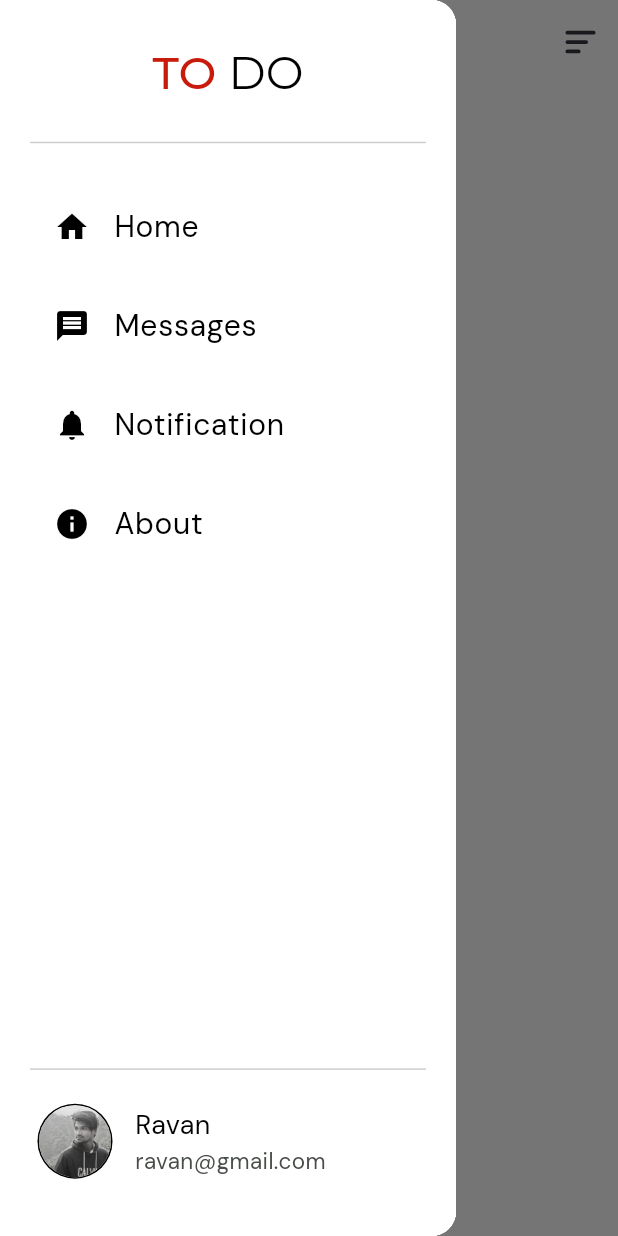
After one commit to dev-ravan/todo_flutter, a Flutter app: the Home screen opened directly, after a tap on an icon or button, on a phone screen of 412 x 824 dp. The commit adds this screen. Run offline on Flutter 3.47's test engine with Material 3 defaults, Android fonts, the phone set to English and light mode, and no system bars; our stand-ins replace firebase_core, flutter_svg, google_fonts, image_picker; accounts and stored records are empty.

Commit message:
feat: ADD DRAWER

```diff
--- /dev/null
+++ b/lib/Feature/Auth/Controller/drawer.dart
@@ -0,0 +1,12 @@
+import 'package:todo_app/Utils/exports.dart';
+
+class DrawerProvider extends ChangeNotifier {
+  // Navigation
+  final GoRouter _router;
+  DrawerProvider(this._router);
+  // Global scaffold key
+  GlobalKey<ScaffoldState> scaffoldKey = GlobalKey<ScaffoldState>();
+
+  // Helps to navigate to profile
+  goToProfile() => _router.goRoute(const Profile());
+}
--- /dev/null
+++ b/lib/Feature/Auth/Controller/home.dart
@@ -0,0 +1,14 @@
+// ignore_for_file: unused_field
+
+import 'package:todo_app/Utils/exports.dart';
+
+class HomeProvider extends ChangeNotifier {
+  // Navigation
+  final GoRouter _router;
+  HomeProvider(this._router);
+  // Global scaffold key
+  GlobalKey<ScaffoldState> scaffoldKey = GlobalKey<ScaffoldState>();
+
+  // Helps to open the drawer
+  openDrawer() => scaffoldKey.currentState!.openDrawer();
+}
--- a/lib/Feature/Auth/Controller/login.dart
+++ b/lib/Feature/Auth/Controller/login.dart
@@ -1,4 +1,3 @@
-import 'package:todo_app/Feature/Auth/View/profile.dart';
 import 'package:todo_app/Utils/exports.dart';
 
 class LoginProvider extends ChangeNotifier {
@@ -9,7 +8,6 @@ class LoginProvider extends ChangeNotifier {
   GlobalKey<FormState> formKey = GlobalKey<FormState>();
 
   // Text Editing Controllers
-
   final emailController = TextEditingController();
   final passwordController = TextEditingController();
 
@@ -48,7 +46,7 @@ class LoginProvider extends ChangeNotifier {
 
   void submitForm() {
     if (formKey.currentState!.validate()) {
-      _router.goRoute(const Profile());
+      _router.goRoute(const Home());
       print("Login successfully...");
     } else {
       print("Login failed...");
--- a/lib/Feature/Auth/Controller/profile.dart
+++ b/lib/Feature/Auth/Controller/profile.dart
@@ -118,7 +118,7 @@ class ProfileProvider extends ChangeNotifier {
     String linkedInUrl = linkedInController.text;
 
     // Create multipart request
-    var uri = Uri.parse("http://localhost:2323/bio-data");
+    var uri = Uri.parse("http://localhost:3000/bio-data");
     var request = http.MultipartRequest("POST", uri);
 
     // Attach file to request
--- /dev/null
+++ b/lib/Feature/Auth/View/home.dart
@@ -0,0 +1,25 @@
+import 'package:todo_app/Utils/exports.dart';
+
+class Home extends StatelessWidget {
+  const Home({super.key});
+
+  @override
+  Widget build(BuildContext context) {
+    final provider = context.watch<HomeProvider>();
+    return SafeArea(
+      child: Scaffold(
+        key: provider.scaffoldKey,
+        backgroundColor: Palette.white,
+
+        // Drawer
+        drawer: const AppDrawer(),
+
+        // App Bar
+        appBar: MyAppBar(
+            context: context,
+            userName: "Ravan",
+            onTap: () => provider.openDrawer()),
+      ),
+    );
+  }
+}
--- a/lib/Feature/Auth/View/profile.dart
+++ b/lib/Feature/Auth/View/profile.dart
@@ -1,5 +1,3 @@
-import 'package:todo_app/Res/drop_down.dart';
-
 import '../../../Utils/exports.dart';
 
 class Profile extends StatelessWidget {
@@ -8,9 +6,12 @@ class Profile extends StatelessWidget {
   Widget build(BuildContext context) {
     final provider = context.watch<ProfileProvider>();
 
-    return Scaffold(
+    return SafeArea(
+      child: Scaffold(
         appBar: AppBar(
-        title: MyTexts().DMSansNormalBlackText(text: provider.title, size: 25),
+          backgroundColor: Palette.white,
+          title:
+              MyTexts().DMSansNormalBlackText(text: provider.title, size: 25),
           centerTitle: true,
         ),
         body: SingleChildScrollView(
@@ -104,8 +105,8 @@ class Profile extends StatelessWidget {
                             child: Wrap(
                               spacing: 5, // Space between children
                               runSpacing: 5, // Space between lines
-                            children:
-                                List.generate(provider.skillsList.length, (i) {
+                              children: List.generate(
+                                  provider.skillsList.length, (i) {
                                 return myWidgets.skillChips(
                                     text: provider.skillsList[i],
                                     onCancel: () =>
@@ -171,6 +172,7 @@ class Profile extends StatelessWidget {
             ),
           ),
         ),
+      ),
     );
   }
 }
--- a/lib/Res/texts.dart
+++ b/lib/Res/texts.dart
@@ -21,6 +21,25 @@ class MyTexts {
                 color: Palette.black,
                 fontSize: size,
                 fontWeight: FontWeight.w400))
+      ]),
+    );
+  }
+
+  Widget WelcomeText({required double size, required String userName}) {
+    return RichText(
+      text: TextSpan(children: [
+        TextSpan(
+            text: "Hi, ",
+            style: GoogleFonts.montserrat(
+                color: Palette.greyText,
+                fontSize: size,
+                fontWeight: FontWeight.w400)),
+        TextSpan(
+            text: "$userName 😉",
+            style: GoogleFonts.montserrat(
+                color: Palette.black,
+                fontSize: size,
+                fontWeight: FontWeight.w500)),
       ]),
     );
   }
@@ -58,6 +77,14 @@ class MyTexts {
             fontWeight: FontWeight.normal));
   }
 
+  Widget DMSansNormalGreyText({required String text, required double size}) {
+    return Text(text,
+        style: GoogleFonts.dmSans(
+            color: Palette.greyText,
+            fontSize: size,
+            fontWeight: FontWeight.normal));
+  }
+
   Widget DMSansNormalWhiteText({required String text, required double size}) {
     return Text(text,
         style: GoogleFonts.dmSans(
--- a/lib/Utils/app_bar.dart
+++ b/lib/Utils/app_bar.dart
@@ -1,22 +1,22 @@
 // ignore_for_file: non_constant_identifier_names
 
-import 'package:flutter/material.dart';
-import '../Res/theme.dart';
-import '../Res/texts.dart';
+import 'package:todo_app/Utils/exports.dart';
 
 PreferredSizeWidget MyAppBar(
-    {required BuildContext context, required Function onTap}) {
+    {required BuildContext context,
+    required Function onTap,
+    required String userName}) {
   return AppBar(
-    title: MyTexts().WhiteLogoText(size: 40),
-    centerTitle: true,
-    backgroundColor: Palette.black,
+    title: MyTexts().WelcomeText(size: 25, userName: userName),
+    backgroundColor: Palette.white,
+    automaticallyImplyLeading: false,
     actions: [
-      IconButton(
-          onPressed: onTap as void Function(),
-          icon: Icon(
-            Icons.logout,
-            color: Palette.white,
-          )),
+      Padding(
+        padding: const EdgeInsets.only(right: 10),
+        child: InkWell(
+            onTap: onTap as void Function(),
+            child: SvgPicture.asset(menuIcon, width: 30)),
+      )
     ],
   );
 }
--- /dev/null
+++ b/lib/Utils/app_drawer.dart
@@ -0,0 +1,66 @@
+import 'package:todo_app/Utils/exports.dart';
+
+class AppDrawer extends StatelessWidget {
+  const AppDrawer({super.key});
+
+  @override
+  Widget build(BuildContext context) {
+    final provider = context.watch<DrawerProvider>();
+    return Drawer(
+      child: Material(
+        color: Palette.white,
+        child: Padding(
+          padding: const EdgeInsets.symmetric(horizontal: 20, vertical: 10),
+          child: Column(
+            crossAxisAlignment: CrossAxisAlignment.center,
+            children: [
+              // ? Header
+              gap20,
+              MyTexts().LogoText(size: 30),
+              gap20,
+              Divider(color: Palette.grey),
+              gap20,
+              myWidgets.drawerListTile(icon: Icons.home, title: "Home"),
+              gap10,
+              myWidgets.drawerListTile(icon: Icons.message, title: "Messages"),
+              gap10,
+              myWidgets.drawerListTile(
+                  icon: Icons.notifications, title: "Notification"),
+              gap10,
+              myWidgets.drawerListTile(icon: Icons.info, title: "About"),
+              const Spacer(flex: 3),
+              // ? Footer
+              Expanded(
+                  child: Align(
+                alignment: Alignment.bottomCenter,
+                child: Column(
+                  children: [
+                    Divider(color: Palette.grey),
+                    gap10,
+                    Row(
+                      children: [
+                        myWidgets.miniAvatar(
+                            onTap: () => provider.goToProfile(),
+                            image: "assets/Images/profile.jpg"),
+                        gap10,
+                        Column(
+                          crossAxisAlignment: CrossAxisAlignment.start,
+                          children: [
+                            MyTexts()
+                                .DMSansNormalBlackText(text: "Ravan", size: 18),
+                            MyTexts().DMSansNormalGreyText(
+                                text: "ravan@gmail.com", size: 15)
+                          ],
+                        )
+                      ],
+                    ),
+                  ],
+                ),
+              ))
+            ],
+          ),
+        ),
+      ),
+    );
+  }
+}
--- a/lib/Utils/constants.dart
+++ b/lib/Utils/constants.dart
@@ -9,3 +9,6 @@ const USER_INVALID_RESPONSE = 100;
 const NO_INTERNET = 101;
 const INVALID_FORMAT = 102;
 const UNKNOWN_ERROR = 103;
+
+// Icons
+String menuIcon = "assets/icons/menu.svg";
--- a/lib/Utils/exports.dart
+++ b/lib/Utils/exports.dart
@@ -21,3 +21,12 @@ export 'package:todo_app/Core/navigator.dart';
 export 'package:todo_app/Feature/Auth/Controller/profile.dart';
 export 'package:todo_app/Utils/widgets.dart';
 export 'package:image_picker/image_picker.dart';
+export 'package:todo_app/Feature/Auth/View/home.dart';
+export 'package:todo_app/Feature/Auth/View/login.dart';
+export 'package:flutter_svg/svg.dart';
+export 'package:todo_app/Utils/app_bar.dart';
+export 'package:todo_app/Utils/app_drawer.dart';
+export 'package:todo_app/Feature/Auth/Controller/home.dart';
+export 'package:todo_app/Feature/Auth/View/profile.dart';
+export 'package:todo_app/Feature/Auth/Controller/drawer.dart';
+export 'package:todo_app/Res/drop_down.dart';
--- a/lib/Utils/splash.dart
+++ b/lib/Utils/splash.dart
@@ -1,7 +1,4 @@
-import 'package:flutter/material.dart';
-import '../Feature/Auth/View/login.dart';
-import '../Res/theme.dart';
-import '../Res/texts.dart';
+import 'package:todo_app/Utils/exports.dart';
 
 class Splash extends StatefulWidget {
   const Splash({super.key});
--- a/lib/Utils/widgets.dart
+++ b/lib/Utils/widgets.dart
@@ -3,6 +3,22 @@ import 'package:todo_app/Utils/exports.dart';
 final myWidgets = MyWidgets();
 
 class MyWidgets {
+  Widget miniAvatar({required Function onTap, required image}) => Padding(
+        padding: const EdgeInsets.all(5),
+        child: InkWell(
+          onTap: onTap as void Function(),
+          child: CircleAvatar(
+            radius: 25,
+            backgroundColor: Palette.black,
+            child: CircleAvatar(
+              radius: 24,
+              backgroundColor: Colors.grey[200],
+              backgroundImage: AssetImage(image),
+            ),
+          ),
+        ),
+      );
+
   Widget profileAvatar({required Function onTap, required image}) => Center(
         child: Padding(
           padding: const EdgeInsets.all(10),
@@ -58,4 +74,12 @@ class MyWidgets {
           ],
         ),
       );
+
+  Widget drawerListTile({required String title, required IconData icon}) =>
+      ListTile(
+          leading: Icon(
+            icon,
+            color: Palette.black,
+          ),
+          title: MyTexts().DMSansNormalBlackText(text: title, size: 20));
 }
--- a/lib/main.dart
+++ b/lib/main.dart
@@ -1,3 +1,5 @@
+import 'package:firebase_core/firebase_core.dart';
+import 'package:todo_app/firebase_options.dart';
 import 'Utils/splash.dart';
 import 'Feature/Auth/Controller/sign_up.dart';
 import 'Utils/exports.dart';
@@ -5,6 +7,11 @@ import 'Utils/exports.dart';
 void main() async {
   // ? this helps to http licenses and issues
   WidgetsFlutterBinding.ensureInitialized();
+
+  // ? Firebase Initialize
+  await Firebase.initializeApp(
+    options: DefaultFirebaseOptions.currentPlatform,
+  );
   HttpOverrides.global = MyHttpOverrides();
   runApp(const MyApp());
 }
@@ -22,7 +29,11 @@ class MyApp extends StatelessWidget {
         ChangeNotifierProvider<SignUpProvider>(
             create: (context) => SignUpProvider()),
         ChangeNotifierProvider<ProfileProvider>(
-            create: (_) => ProfileProvider(GoRouter.instance))
+            create: (_) => ProfileProvider(GoRouter.instance)),
+        ChangeNotifierProvider<HomeProvider>(
+            create: (_) => HomeProvider(GoRouter.instance)),
+        ChangeNotifierProvider<DrawerProvider>(
+            create: (_) => DrawerProvider(GoRouter.instance))
       ],
       child: MaterialApp(
         navigatorKey: GoRouter.instance.navigationKey,
--- a/pubspec.yaml
+++ b/pubspec.yaml
@@ -17,6 +17,10 @@ dependencies:
   jwt_decoder: ^2.0.1
   image_picker: ^1.0.4
 
+  # Firebase
+  firebase_core: ^2.24.0
+  flutter_svg: ^2.0.9
+
 dev_dependencies:
   flutter_test:
     sdk: flutter
@@ -30,6 +34,7 @@ flutter:
   # To add assets to your application, add an assets section, like this:
   assets:
     - assets/Images/
+    - assets/icons/
 
   # An image asset can refer to one or more resolution-specific "variants", see
   # https://flutter.dev/assets-and-images/#resolution-aware
```
Also changed, not shown: assets/icons/menu.svg (added), lib/firebase_options.dart (added), pubspec.lock, 9 other files. Lines whose indentation alone changed are shown as unchanged.
